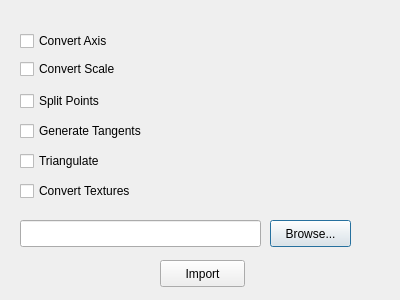
The window that dialogs/mesh_import_dialog/meshimport.ui (aaether14/aaengine) describes before a commit, drawn with Qt 5.
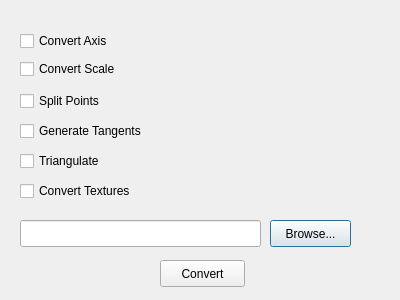
The same window after the commit.

Patch:
```diff
--- a/dialogs/mesh_import_dialog/meshimport.ui
+++ b/dialogs/mesh_import_dialog/meshimport.ui
@@ -98,7 +98,7 @@
     </rect>
    </property>
    <property name="text">
-    <string>Import</string>
+    <string>Convert</string>
    </property>
   </widget>
   <widget class="QCheckBox" name="checkBox_triangulate">
```
